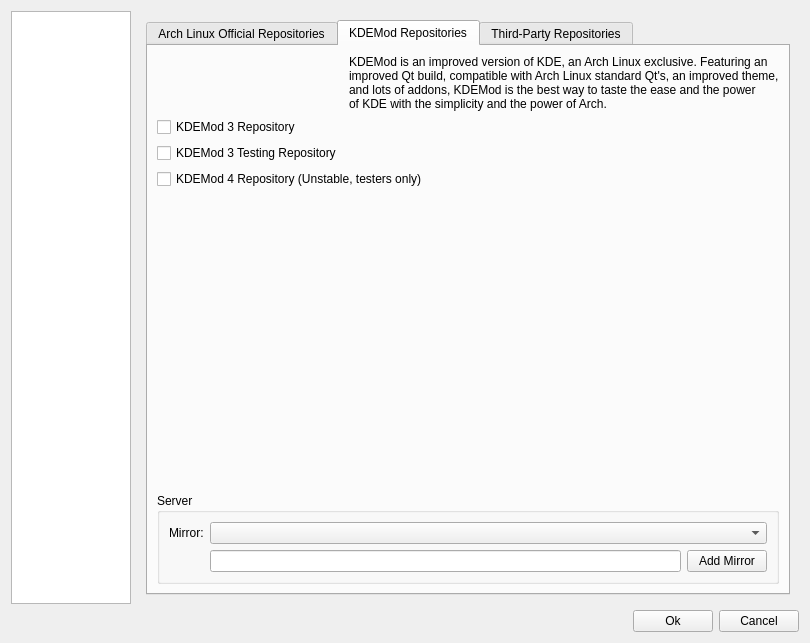
Qt form trunk/shaman/ui/configDialog.ui (drf/shaman1) before a commit.
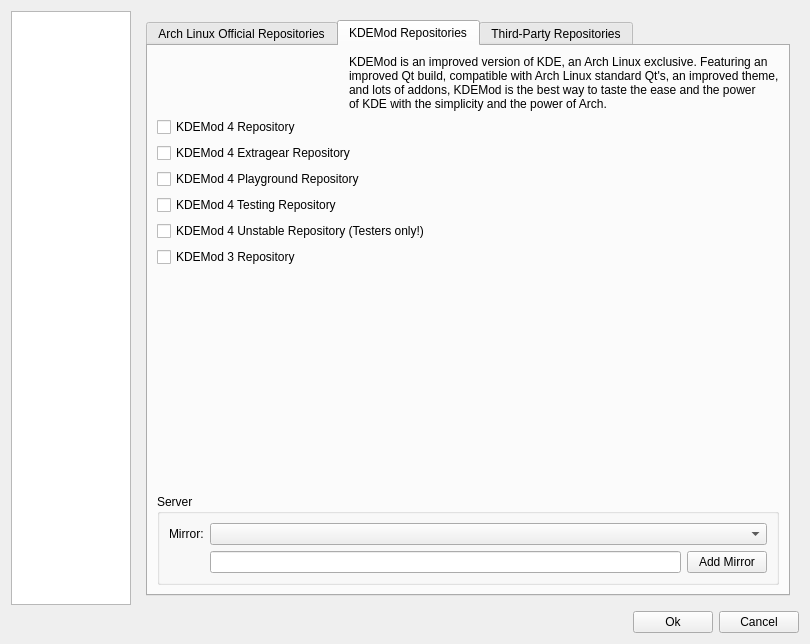
The same form after that commit. The open tabs and pages were chosen to show the change. Icons and pictures are not drawn.

Commit message: Fix KDEMod-Repositories

Diff of the .ui file:
```diff
--- a/trunk/shaman/ui/configDialog.ui
+++ b/trunk/shaman/ui/configDialog.ui
@@ -6,7 +6,7 @@
     <x>0</x>
     <y>0</y>
     <width>810</width>
-    <height>643</height>
+    <height>644</height>
    </rect>
   </property>
   <property name="windowTitle" >
@@ -411,7 +411,7 @@
         <x>0</x>
         <y>0</y>
         <width>678</width>
-        <height>601</height>
+        <height>602</height>
        </rect>
       </property>
       <layout class="QGridLayout" >
@@ -559,8 +559,8 @@
            <rect>
             <x>0</x>
             <y>0</y>
-            <width>640</width>
-            <height>320</height>
+            <width>662</width>
+            <height>560</height>
            </rect>
           </property>
           <attribute name="title" >
@@ -597,6 +597,41 @@
                </item>
               </layout>
              </item>
+             <item>
+              <widget class="QCheckBox" name="KDEMod4Box" >
+               <property name="text" >
+                <string>KDEMod 4 Repository</string>
+               </property>
+              </widget>
+             </item>
+             <item>
+              <widget class="QCheckBox" name="KDEMod4ExtragearBox" >
+               <property name="text" >
+                <string>KDEMod 4 Extragear Repository</string>
+               </property>
+              </widget>
+             </item>
+             <item>
+              <widget class="QCheckBox" name="KDEMod4PlaygroundBox" >
+               <property name="text" >
+                <string>KDEMod 4 Playground Repository</string>
+               </property>
+              </widget>
+             </item>
+             <item>
+              <widget class="QCheckBox" name="KDEMod4TestingBox" >
+               <property name="text" >
+                <string>KDEMod 4 Testing Repository</string>
+               </property>
+              </widget>
+             </item>
+             <item>
+              <widget class="QCheckBox" name="KDEMod4UnstableBox" >
+               <property name="text" >
+                <string>KDEMod 4 Unstable Repository (Testers only!)</string>
+               </property>
+              </widget>
+             </item>
              <item>
               <widget class="QCheckBox" name="KDEMod3Box" >
                <property name="text" >
@@ -604,20 +639,6 @@
                </property>
               </widget>
              </item>
-             <item>
-              <widget class="QCheckBox" name="KDEMod3TestBox" >
-               <property name="text" >
-                <string>KDEMod 3 Testing Repository</string>
-               </property>
-              </widget>
-             </item>
-             <item>
-              <widget class="QCheckBox" name="KDEMod4Box" >
-               <property name="text" >
-                <string>KDEMod 4 Repository (Unstable, testers only)</string>
-               </property>
-              </widget>
-             </item>
              <item>
               <spacer>
                <property name="orientation" >
```
Left out of the diff: 16 changed lines with no effect on the pictures. The commit also changes 2 other files.
